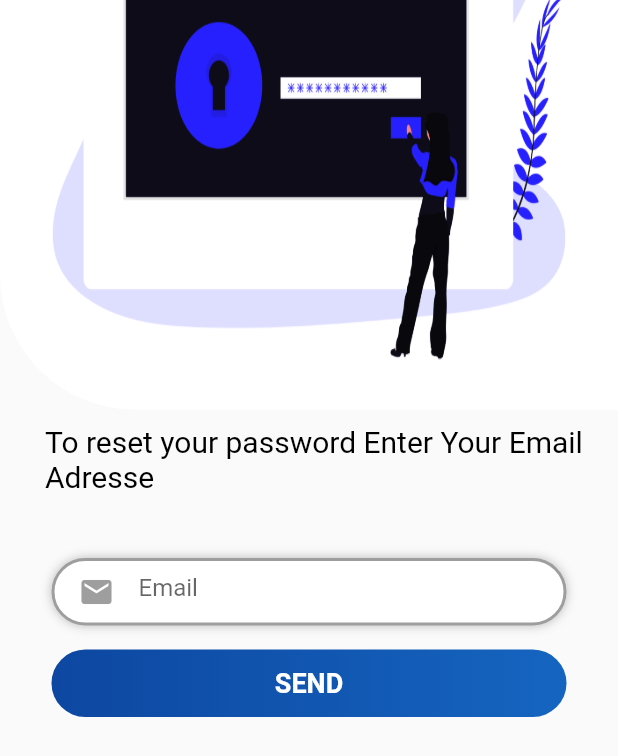
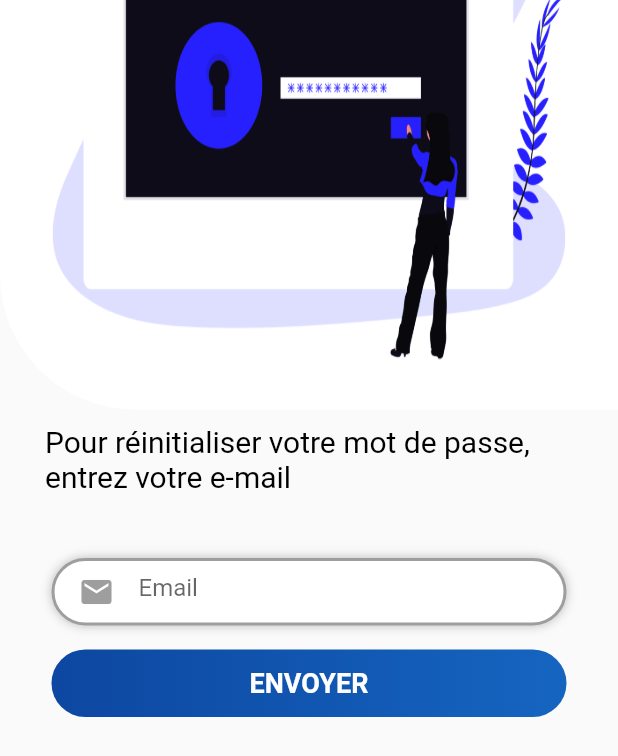
Before and after one commit to mouslim21/docit, a Flutter app: the ForgotPassword screen opened directly, scrolled down 174 dp, on a phone screen of 412 x 824 dp. Shown: the top 756 px of the screen. Run offline on Flutter 3.47's test engine with Material 2 defaults, Android fonts, the phone set to English and light mode, and no system bars; our stand-ins replace carousel_pro, carousel_slider, cloud_firestore, curved_navigation_bar, firebase_auth, firebase_database and 7 more; missing offline and left inert: folding_cell; accounts and stored records are empty.

Commit message:
Update forgetpassword.dart

```diff
--- a/lib/login/forgetpassword.dart
+++ b/lib/login/forgetpassword.dart
@@ -109,7 +109,7 @@ class _ForgotPasswordState extends State<ForgotPassword> {
                       padding: const EdgeInsets.only(top: 10,bottom: 20,left:30),
                       child: Container(
                         child: Text(
-                          "To reset your password Enter Your Email Adresse  \n ",
+                          "Pour réinitialiser votre mot de passe, entrez votre e-mail  \n ",
                           style: TextStyle(color: Colors.black, fontSize: 20),
                         ),
                       ),
@@ -175,7 +175,7 @@ class _ForgotPasswordState extends State<ForgotPassword> {
                                   BorderRadius.all(Radius.circular(50))),
                               child: Center(
                                 child: Text(
-                                  'Send'.toUpperCase(),
+                                  'Envoyer'.toUpperCase(),
                                   style: TextStyle(
                                       fontSize: 18,
                                       color: Colors.white,
```
